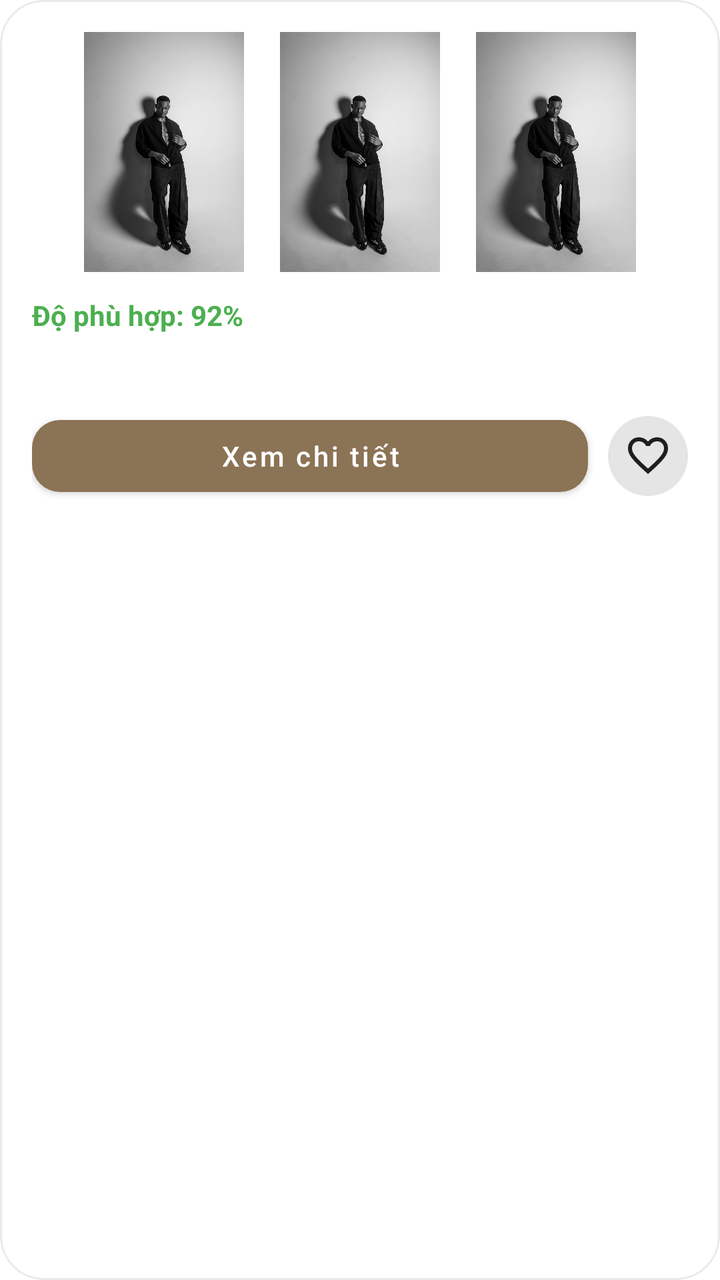
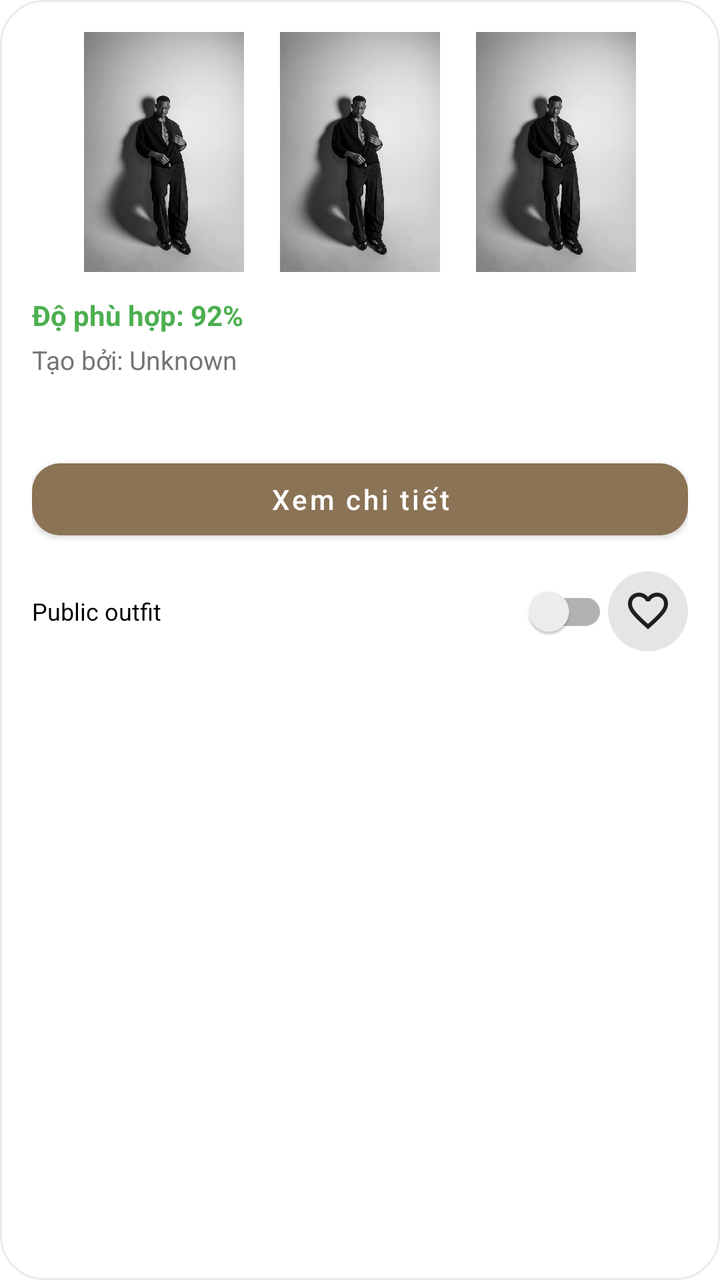

Before-and-after screenshots of an Android layout around one commit, followed by the original layout XML and the change that was made.
<!-- AndroidManifest.xml: application theme Base.Theme.OutfitCoordination -->
<!-- res/layout/fragment_item_outfit_card.xml -->
<?xml version="1.0" encoding="utf-8"?>
<com.google.android.material.card.MaterialCardView
    xmlns:android="http://schemas.android.com/apk/res/android"
    xmlns:app="http://schemas.android.com/apk/res-auto"
    android:layout_width="match_parent"
    android:layout_height="wrap_content"
    android:layout_marginBottom="14dp"
    app:cardCornerRadius="22dp"
    app:cardElevation="0dp"
    app:strokeWidth="1dp"
    app:strokeColor="#EAEAEA">

    <LinearLayout
        android:layout_width="match_parent"
        android:layout_height="wrap_content"
        android:orientation="vertical"
        android:padding="16dp">

        <LinearLayout
            android:layout_width="match_parent"
            android:layout_height="wrap_content"
            android:gravity="center"
            android:orientation="horizontal">

            <ImageView
                android:id="@+id/imgAoTrong"
                android:layout_width="90dp"
                android:layout_height="120dp"
                android:layout_marginEnd="8dp"
                android:scaleType="fitCenter"
                android:src="@drawable/fashion_banner"/>

            <ImageView
                android:id="@+id/imgAoKhoac"
                android:layout_width="90dp"
                android:layout_height="120dp"
                android:layout_marginEnd="8dp"
                android:scaleType="fitCenter"
                android:src="@drawable/fashion_banner"/>

            <ImageView
                android:id="@+id/imgQuan"
                android:layout_width="90dp"
                android:layout_height="120dp"
                android:scaleType="fitCenter"
                android:src="@drawable/fashion_banner"/>

        </LinearLayout>
        <TextView
            android:id="@+id/tvCompatibility"
            android:layout_width="wrap_content"
            android:layout_height="wrap_content"
            android:layout_marginTop="12dp"
            android:text="Độ phù hợp: 92%"
            android:textStyle="bold"
            android:textColor="#4CAF50"/>

        <TextView
            android:id="@+id/tvInfo"
            android:layout_width="match_parent"
            android:layout_height="wrap_content"
            android:layout_marginTop="6dp" />

        <LinearLayout
            android:layout_width="match_parent"
            android:layout_height="wrap_content"
            android:orientation="horizontal"
            android:gravity="center_vertical"
            android:paddingTop="12dp">

            <com.google.android.material.button.MaterialButton
                android:id="@+id/btnDetail"
                android:layout_width="0dp"
                android:layout_height="48dp"
                android:layout_weight="1"
                android:text="Xem chi tiết"
                android:textAllCaps="false"
                app:cornerRadius="14dp"/>

            <ImageView
                android:id="@+id/btnFavoriteCoordinate"
                android:layout_width="40dp"
                android:layout_height="40dp"
                android:layout_marginStart="10dp"
                android:background="@drawable/bg_circle"
                android:padding="8dp"
                android:src="@drawable/ic_heart"/>
        </LinearLayout>

    </LinearLayout>

</com.google.android.material.card.MaterialCardView>
<!-- resources referenced by this layout -->
<resources>
  <!-- drawable bg_circle (drawable) -->
  <?xml version="1.0" encoding="utf-8"?>
  <shape xmlns:android="http://schemas.android.com/apk/res/android"
      android:shape="oval">
      <solid android:color="#E5E5E5" />
  </shape>
  <!-- drawable fashion_banner: webp bitmap (drawable, 58858 bytes) -->
  <!-- drawable ic_heart (drawable) -->
  <vector xmlns:android="http://schemas.android.com/apk/res/android"
      android:width="24dp"
      android:height="24dp"
      android:viewportWidth="960"
      android:viewportHeight="960">
    <path
        android:pathData="m480,840 l-58,-52q-101,-91 -167,-157T150,512.5Q111,460 95.5,416T80,326q0,-94 63,-157t157,-63q52,0 99,22t81,62q34,-40 81,-62t99,-22q94,0 157,63t63,157q0,46 -15.5,90T810,512.5Q771,565 705,631T538,788l-58,52ZM480,732q96,-86 158,-147.5t98,-107q36,-45.5 50,-81t14,-70.5q0,-60 -40,-100t-100,-40q-47,0 -87,26.5T518,280h-76q-15,-41 -55,-67.5T300,186q-60,0 -100,40t-40,100q0,35 14,70.5t50,81q36,45.5 98,107T480,732ZM480,459Z"
        android:fillColor="#1f1f1f"/>
  </vector>
  <style name="Base.Theme.OutfitCoordination" parent="Theme.MaterialComponents.Light.NoActionBar">
          <item name="colorPrimary">@color/primary_brown</item>
          <item name="colorPrimaryVariant">@color/primary_brown_dark</item>
          <item name="colorOnPrimary">@color/white</item>
          <item name="colorSecondary">@color/primary_brown</item>
          <item name="android:statusBarColor">@color/white</item>
          <item name="android:windowLightStatusBar">true</item>
      </style>
  <color name="primary_brown">#8B7355</color>
  <color name="primary_brown_dark">#6D5A44</color>
  <color name="white">#FFFFFF</color>
</resources>

<!-- the commit's change to res/layout/fragment_item_outfit_card.xml (unified diff, before → after) -->
@@ -56,6 +56,15 @@
             android:textColor="#4CAF50"/>
 
         <TextView
+            android:id="@+id/tvCreator"
+            android:layout_width="wrap_content"
+            android:layout_height="wrap_content"
+            android:layout_marginTop="4dp"
+            android:text="Tạo bởi: Unknown"
+            android:textColor="#757575"
+            android:textSize="13sp"/>
+
+        <TextView
             android:id="@+id/tvInfo"
             android:layout_width="match_parent"
             android:layout_height="wrap_content"
@@ -64,27 +73,41 @@
         <LinearLayout
             android:layout_width="match_parent"
             android:layout_height="wrap_content"
-            android:orientation="horizontal"
-            android:gravity="center_vertical"
+            android:orientation="vertical"
             android:paddingTop="12dp">
 
             <com.google.android.material.button.MaterialButton
                 android:id="@+id/btnDetail"
-                android:layout_width="0dp"
+                android:layout_width="match_parent"
                 android:layout_height="48dp"
-                android:layout_weight="1"
                 android:text="Xem chi tiết"
                 android:textAllCaps="false"
                 app:cornerRadius="14dp"/>
 
-            <ImageView
-                android:id="@+id/btnFavoriteCoordinate"
-                android:layout_width="40dp"
-                android:layout_height="40dp"
-                android:layout_marginStart="10dp"
-                android:background="@drawable/bg_circle"
-                android:padding="8dp"
-                android:src="@drawable/ic_heart"/>
+            <LinearLayout
+                android:layout_width="match_parent"
+                android:layout_height="wrap_content"
+                android:layout_marginTop="8dp"
+                android:gravity="center_vertical"
+                android:orientation="horizontal">
+
+                <androidx.appcompat.widget.SwitchCompat
+                    android:id="@+id/switchPublic"
+                    android:layout_width="0dp"
+                    android:layout_height="wrap_content"
+                    android:layout_weight="1"
+                    android:text="Public outfit"
+                    android:textSize="12sp"/>
+
+                <ImageView
+                    android:id="@+id/btnFavoriteCoordinate"
+                    android:layout_width="40dp"
+                    android:layout_height="40dp"
+                    android:background="@drawable/bg_circle"
+                    android:padding="8dp"
+                    android:src="@drawable/ic_heart"/>
+            </LinearLayout>
+
         </LinearLayout>
 
     </LinearLayout>
